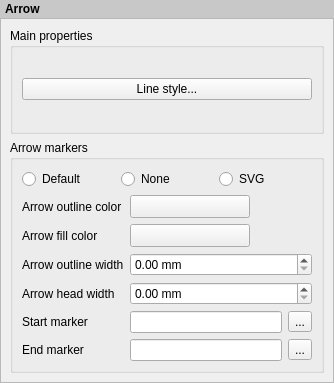
This is src/ui/composer/qgscomposerarrowwidgetbase.ui in carsmie/QGIS as Qt 5 draws it before an edit. The edited form follows.
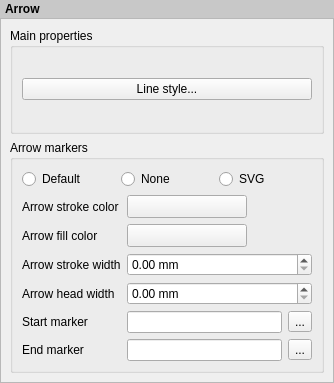
This is the edited form. Custom widgets are drawn as their Qt base class.

Commit message:
[needs-docs] Rename Outline and Border -> Stroke
This change is being driven by:

- need for consistent terminology in the api. Currently there's
a confusing mix of border/outline used
- need for consistent terminology in the gui - we have a mix
of "border"/"outline"/"pen"
- bringing QGIS into line with the standard terminology used
in other graphic editing programs

```diff
--- a/src/ui/composer/qgscomposerarrowwidgetbase.ui
+++ b/src/ui/composer/qgscomposerarrowwidgetbase.ui
@@ -128,7 +128,7 @@
           <item row="1" column="0">
            <widget class="QLabel" name="label_5">
             <property name="text">
-             <string>Arrow outline color</string>
+             <string>Arrow stroke color</string>
             </property>
            </widget>
           </item>
@@ -192,7 +192,7 @@
           <item row="3" column="0">
            <widget class="QLabel" name="label">
             <property name="text">
-             <string>Arrow outline width</string>
+             <string>Arrow stroke width</string>
             </property>
            </widget>
           </item>
```
Left out of the diff: 8 changed lines with no effect on the pictures. The commit also changes 148 other files.
